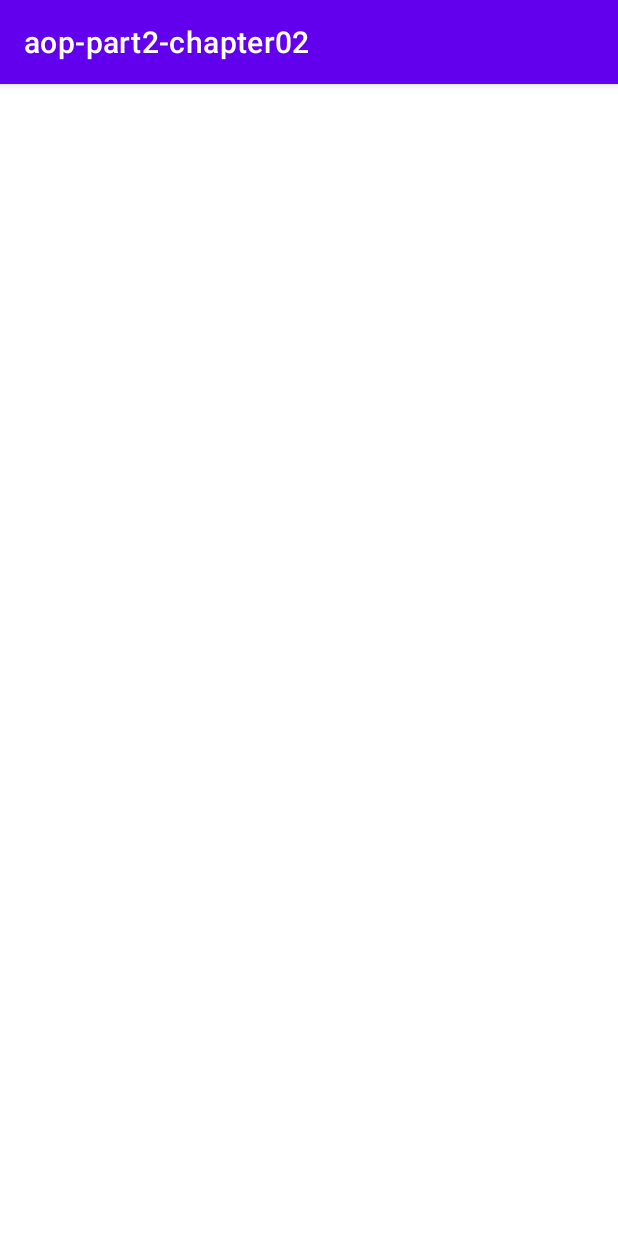
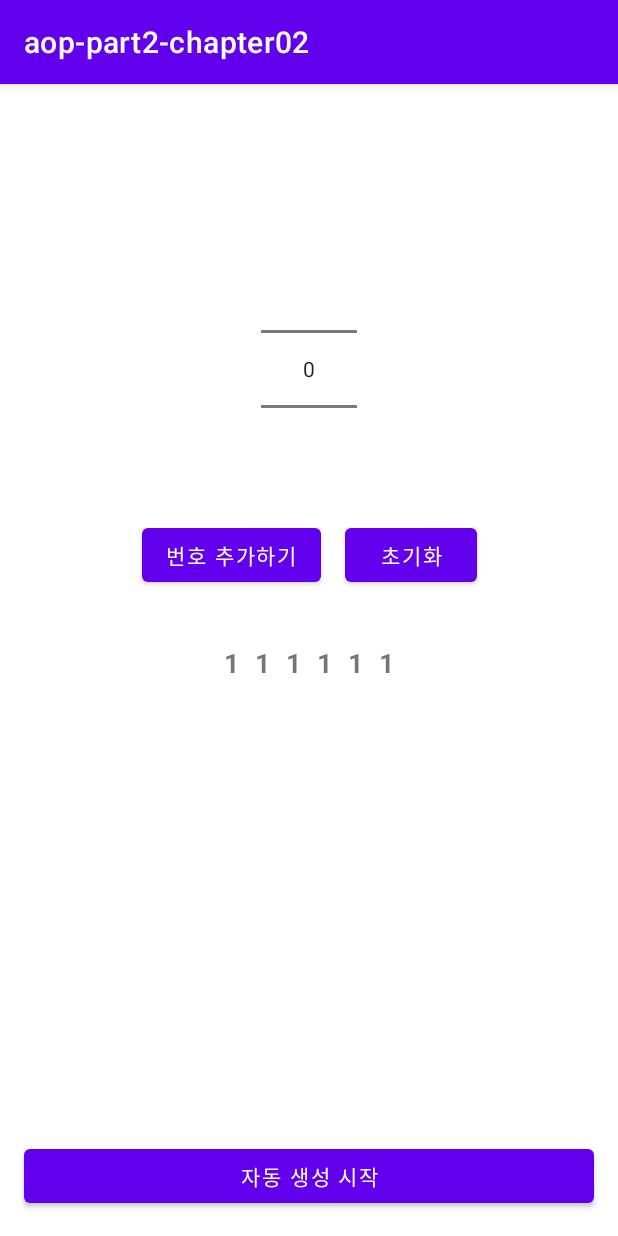
Before and after one commit to upsk1/SelfKotlinStudy, an Android app: the screen it shows after launch (MainActivity), on a phone screen of 412 x 824 dp. Run offline under Robolectric (Android 15) with nearby library versions, the phone set to English and light mode, and no system bars.

Commit message:
Add Rotto UI - 1

```diff
--- a/aoppart2chapter02/app/src/main/res/layout/activity_main.xml
+++ b/aoppart2chapter02/app/src/main/res/layout/activity_main.xml
@@ -4,4 +4,113 @@
     xmlns:tools="http://schemas.android.com/tools"
     android:layout_width="match_parent"
     android:layout_height="match_parent"
-    tools:context=".MainActivity"/>
+    tools:context=".MainActivity">
+
+    <NumberPicker
+        android:id="@+id/numberPicker"
+        android:layout_width="wrap_content"
+        android:layout_height="wrap_content"
+        android:layout_marginTop="100dp"
+        app:layout_constraintEnd_toEndOf="parent"
+        app:layout_constraintStart_toStartOf="parent"
+        app:layout_constraintTop_toTopOf="parent" />
+
+    <Button
+        android:id="@+id/addButton"
+        android:layout_width="wrap_content"
+        android:layout_height="wrap_content"
+        android:layout_marginTop="10dp"
+        android:layout_marginEnd="16dp"
+        android:text="@string/addNumber"
+        app:layout_constraintEnd_toStartOf="@id/clearButton"
+        app:layout_constraintHorizontal_chainStyle="packed"
+        app:layout_constraintStart_toStartOf="parent"
+        app:layout_constraintTop_toBottomOf="@id/numberPicker" />
+
+    <Button
+        android:id="@+id/clearButton"
+        android:layout_width="wrap_content"
+        android:layout_height="wrap_content"
+        android:text="@string/reset"
+        app:layout_constraintEnd_toEndOf="parent"
+        app:layout_constraintStart_toEndOf="@id/addButton"
+        app:layout_constraintTop_toTopOf="@id/addButton" />
+
+    <Button
+        android:id="@+id/runButton"
+        android:layout_width="0dp"
+        android:layout_height="wrap_content"
+        android:layout_marginStart="16dp"
+        android:layout_marginEnd="16dp"
+        android:layout_marginBottom="16dp"
+        android:text="@string/autoCreate"
+        app:layout_constraintBottom_toBottomOf="parent"
+        app:layout_constraintEnd_toEndOf="parent"
+        app:layout_constraintStart_toStartOf="parent" />
+
+    <LinearLayout
+        android:layout_width="0dp"
+        android:layout_height="wrap_content"
+        android:layout_marginTop="30dp"
+        android:gravity="center"
+        app:layout_constraintEnd_toEndOf="parent"
+        app:layout_constraintStart_toStartOf="parent"
+        app:layout_constraintTop_toBottomOf="@+id/addButton">
+
+        <TextView
+            android:id="@+id/textView1"
+            android:layout_width="wrap_content"
+            android:layout_height="wrap_content"
+            android:layout_margin="5dp"
+            android:text="1"
+            android:textSize="18sp"
+            android:textStyle="bold" />
+
+        <TextView
+            android:id="@+id/textView2"
+            android:layout_width="wrap_content"
+            android:layout_height="wrap_content"
+            android:layout_margin="5dp"
+            android:text="1"
+            android:textSize="18sp"
+            android:textStyle="bold" />
+
+        <TextView
+            android:id="@+id/textView3"
+            android:layout_width="wrap_content"
+            android:layout_height="wrap_content"
+            android:layout_margin="5dp"
+            android:text="1"
+            android:textSize="18sp"
+            android:textStyle="bold" />
+
+        <TextView
+            android:id="@+id/textView4"
+            android:layout_width="wrap_content"
+            android:layout_height="wrap_content"
+            android:layout_margin="5dp"
+            android:text="1"
+            android:textSize="18sp"
+            android:textStyle="bold" />
+
+        <TextView
+            android:id="@+id/textView5"
+            android:layout_width="wrap_content"
+            android:layout_height="wrap_content"
+            android:layout_margin="5dp"
+            android:text="1"
+            android:textSize="18sp"
+            android:textStyle="bold" />
+
+        <TextView
+            android:id="@+id/textView6"
+            android:layout_width="wrap_content"
+            android:layout_height="wrap_content"
+            android:layout_margin="5dp"
+            android:text="1"
+            android:textSize="18sp"
+            android:textStyle="bold" />
+
+    </LinearLayout>
+
+</androidx.constraintlayout.widget.ConstraintLayout>
--- a/aoppart2chapter02/app/src/main/res/values/strings.xml
+++ b/aoppart2chapter02/app/src/main/res/values/strings.xml
@@ -1,3 +1,6 @@
 <resources>
     <string name="app_name">aop-part2-chapter02</string>
+    <string name="addNumber">번호 추가하기</string>
+    <string name="reset">초기화</string>
+    <string name="autoCreate">자동 생성 시작</string>
 </resources>
```
